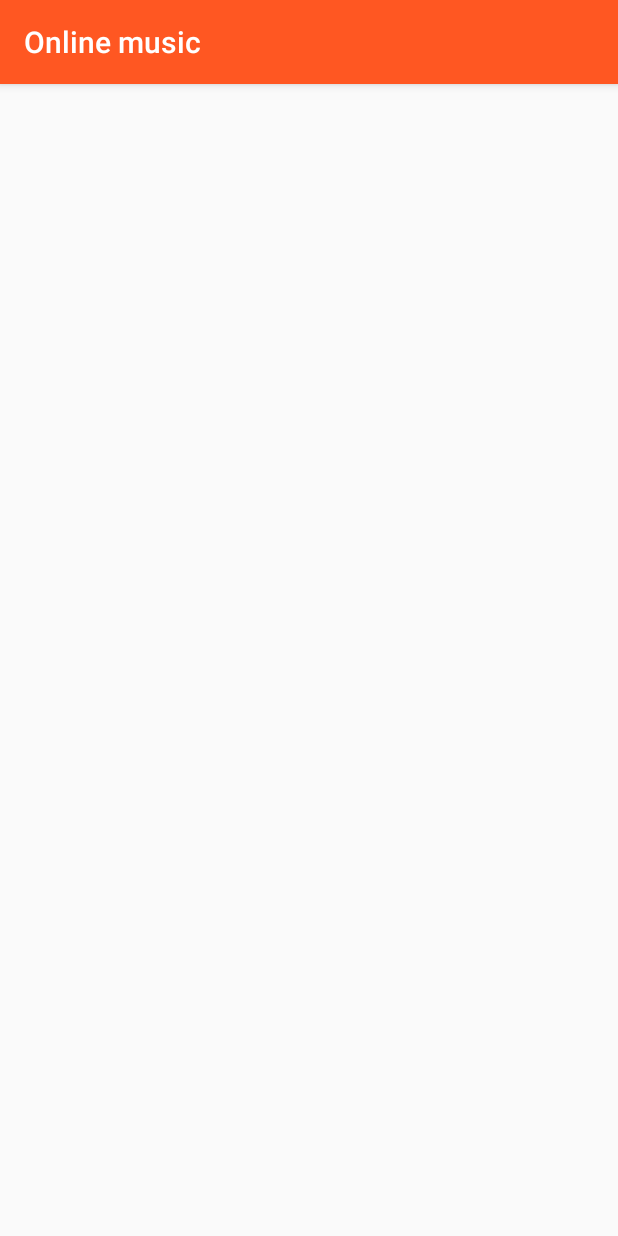
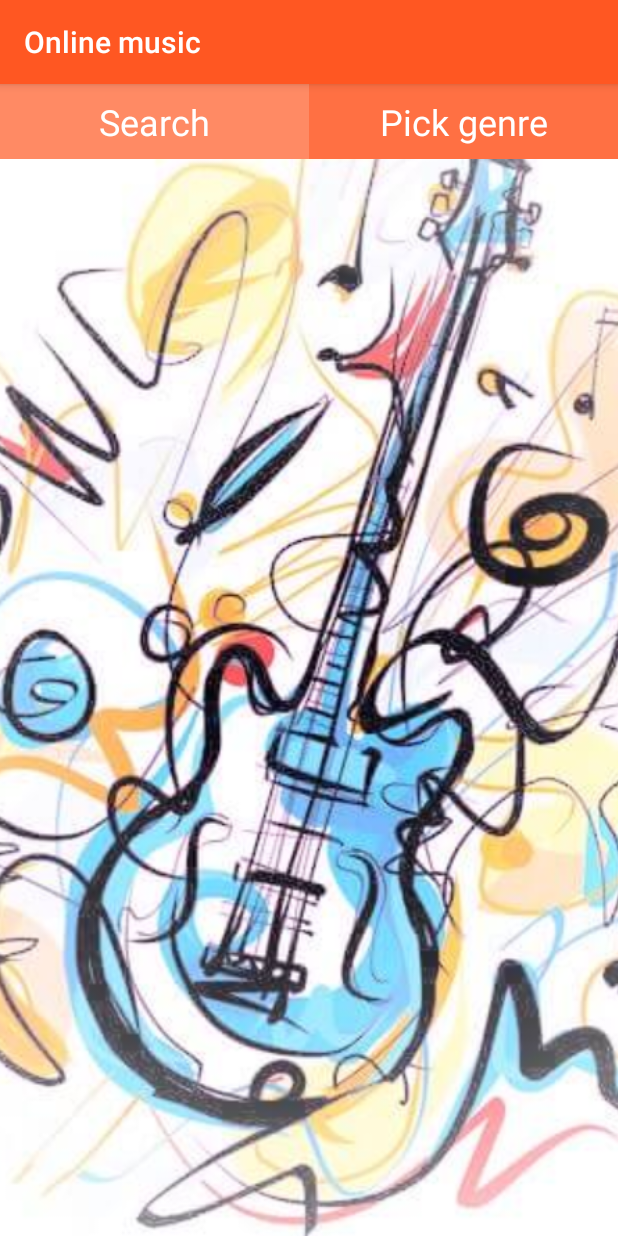
Before and after one commit to MarynaKalachova/Music_App, an Android app: the OnlineActivity screen opened directly, with no data from a screen before it, on a phone screen of 412 x 824 dp. Run offline under Robolectric (Android 15) with nearby library versions, the light colour scheme and no system bars.

Commit message:
Add TextViews and ImageView to activity_online

```diff
--- a/app/src/main/java/com/example/android/mymusicapp/MainActivity.java
+++ b/app/src/main/java/com/example/android/mymusicapp/MainActivity.java
@@ -6,7 +6,6 @@ import android.os.Bundle;
 import android.view.View;
 import android.widget.TextView;
 import android.view.View.OnClickListener;
-
 
 public class MainActivity extends AppCompatActivity {
 
@@ -19,7 +18,7 @@ public class MainActivity extends AppCompatActivity {
         offline.setOnClickListener(new OnClickListener() {
             @Override
             public void onClick(View view) {
-                Intent offlineIntent = new Intent (MainActivity.this, OfflineActivity.class);
+                Intent offlineIntent = new Intent(MainActivity.this, OfflineActivity.class);
                 startActivity(offlineIntent);
             }
         });
@@ -28,7 +27,7 @@ public class MainActivity extends AppCompatActivity {
         online.setOnClickListener(new OnClickListener() {
             @Override
             public void onClick(View view) {
-                Intent onlineIntent = new Intent (MainActivity.this, OnlineActivity.class);
+                Intent onlineIntent = new Intent(MainActivity.this, OnlineActivity.class);
                 startActivity(onlineIntent);
             }
         });
--- a/app/src/main/res/layout/activity_online.xml
+++ b/app/src/main/res/layout/activity_online.xml
@@ -3,10 +3,22 @@
     xmlns:tools="http://schemas.android.com/tools"
     android:layout_width="match_parent"
     android:layout_height="match_parent"
-    android:paddingBottom="@dimen/activity_vertical_margin"
-    android:paddingLeft="@dimen/activity_horizontal_margin"
-    android:paddingRight="@dimen/activity_horizontal_margin"
-    android:paddingTop="@dimen/activity_vertical_margin"
-    tools:context="com.example.android.mymusicapp.OnlineActivity">
+    tools:context="com.example.android.mymusicapp.OfflineActivity">
+
+    <ImageView
+        style="@style/BackgroundImage"
+        android:src="@drawable/online_music" />
+
+    <LinearLayout style="@style/LinearLayoutWithImage">
+
+        <TextView
+            style="@style/secondaryActivity2"
+            android:text="@string/search" />
+
+        <TextView
+            style="@style/secondaryActivity3"
+            android:text="@string/search_genre" />
+
+    </LinearLayout>
 
 </RelativeLayout>
--- a/app/src/main/res/values/strings.xml
+++ b/app/src/main/res/values/strings.xml
@@ -8,7 +8,7 @@
     <string name="recent_category">Recently listened</string>
 
     <string name="search">Search</string>
-    <string name="search_genre">Peek genre</string>
+    <string name="search_genre">Pick genre</string>
     <!--<string name="folders">Folders</string>-->
     <string name="albums">Albums</string>
     <string name="all_songs">All songs</string>
```
Also changed, not shown: app/src/main/res/layout/activity_offline.xml (+5 -6 lines).
